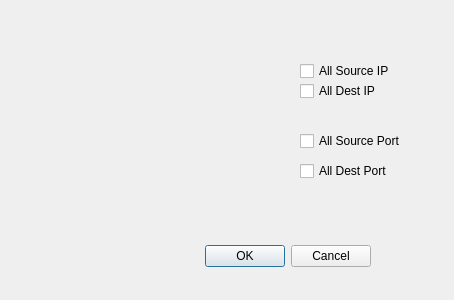
First picture: the form in firewall/editwindow.ui, repository RazorK/packet-filtering-firewall, before the edit.
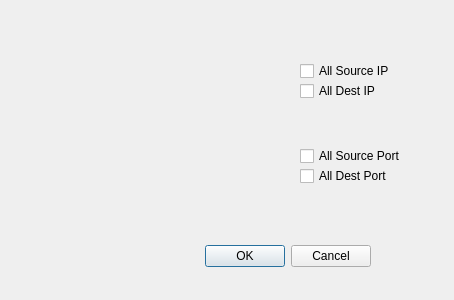
Second picture: the form after the edit.

Patch:
```diff
--- a/firewall/editwindow.ui
+++ b/firewall/editwindow.ui
@@ -70,7 +70,7 @@
    <property name="geometry">
     <rect>
      <x>300</x>
-     <y>130</y>
+     <y>145</y>
      <width>101</width>
      <height>22</height>
     </rect>
@@ -83,7 +83,7 @@
    <property name="geometry">
     <rect>
      <x>300</x>
-     <y>160</y>
+     <y>165</y>
      <width>91</width>
      <height>22</height>
     </rect>
```
